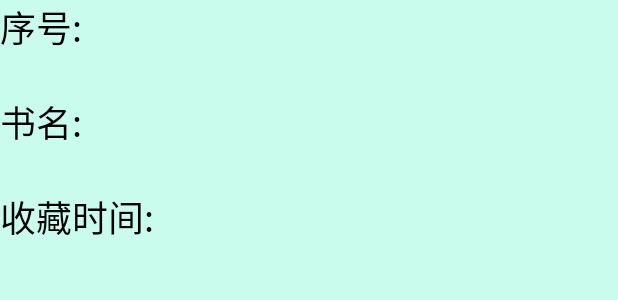
After one commit to lynnzc/GCD_Lib_Android, an Android app: the layout bookmarkitemlayout.xml on its own in the app's theme, with its tools: preview values and no code run, on a phone screen of 412 x 824 dp. The commit adds this screen. Shown: the top 300 px of the screen. Run offline under Robolectric (Android 15) with nearby library versions, the phone set to English and light mode, and no system bars.

Commit message:
update the stage of bookmark

```diff
--- a/src/main/java/app/cheng/gc/Data/WebAddress.java
+++ b/src/main/java/app/cheng/gc/Data/WebAddress.java
@@ -16,6 +16,7 @@ public class WebAddress {
     public final static String MODIFY_PAS = "http://lib.gdufe.edu.cn/opac/changepas.aspx";
     public final static String BOOKBORROWED = "http://lib.gdufe.edu.cn/opac/user/bookborrowed.aspx";
     public final static String BOOKBORROWEDHISTORY = "http://lib.gdufe.edu.cn/opac/user/bookborrowedhistory.aspx";
+    public final static String BOOKMARK = "http://lib.gdufe.edu.cn/opac/user/mybookshelf.aspx";
 
     public final static String USER_INFO_TRANS = "stu_info"; //用于传递用户信息
     public final static String USER_TRANS = "user_info";
--- a/src/main/java/app/cheng/gc/Fragment/HistoryFragment.java
+++ b/src/main/java/app/cheng/gc/Fragment/HistoryFragment.java
@@ -47,7 +47,7 @@ public class HistoryFragment extends Fragment {
                 @Override
                 public void onClick(View v) {
                     loadHistoryBookInfo = new LoadHistoryBookInfo();
-                    loadHistoryBookInfo.execute("下一页");
+                    loadHistoryBookInfo.execute("下一页", "上一页");
                 }
             });
 
@@ -55,7 +55,7 @@ public class HistoryFragment extends Fragment {
                 @Override
                 public void onClick(View v) {
                     loadHistoryBookInfo = new LoadHistoryBookInfo();
-                    loadHistoryBookInfo.execute("下一页", "上一页");
+                    loadHistoryBookInfo.execute("下一页");
                 }
             });
             loadHistoryBookInfo = new LoadHistoryBookInfo();
--- a/src/main/java/app/cheng/gc/TitleActionBar.java
+++ b/src/main/java/app/cheng/gc/TitleActionBar.java
@@ -30,6 +30,7 @@ import java.util.Map;
 
 import app.cheng.gc.Data.StudentInfo;
 import app.cheng.gc.Data.WebAddress;
+import app.cheng.gc.Fragment.BookmarkFragment;
 import app.cheng.gc.Fragment.BorrowedFragment;
 import app.cheng.gc.Fragment.HistoryFragment;
 import app.cheng.gc.Fragment.SearchFragment;
@@ -249,7 +250,7 @@ public class TitleActionBar extends ActionBarActivity {
                 fragment = new HistoryFragment();
                 break;
             case 3:
-                Toast.makeText(this, "还没做出来", Toast.LENGTH_SHORT).show();
+                fragment = new BookmarkFragment();
                 break;
             default:
                 break;
--- /dev/null
+++ b/src/main/res/layout/bookmarkitemlayout.xml
@@ -0,0 +1,51 @@
+<?xml version="1.0" encoding="utf-8"?>
+<LinearLayout xmlns:android="http://schemas.android.com/apk/res/android"
+    android:orientation="vertical"
+    android:layout_width="match_parent"
+    android:layout_height="match_parent"
+    android:background="#4951ffcc">
+    <TextView
+        android:layout_width="wrap_content"
+        android:layout_height="wrap_content"
+        android:id="@+id/item_bookmark_num"
+        android:text="@string/bookmark_num"
+        android:textSize="24sp"
+        android:textColor="#ff000000"/>
+    <TextView
+        android:layout_width="fill_parent"
+        android:layout_height="wrap_content"
+        android:id="@+id/bookmark_num"
+        android:layout_toRightOf="@id/item_bookmark_num"
+        android:textSize="20sp"
+        android:textColor="#ff000000"/>
+
+    <TextView
+        android:layout_width="wrap_content"
+        android:layout_height="wrap_content"
+        android:id="@+id/item_bookmark_name"
+        android:text="@string/bookmark_name"
+        android:textSize="24sp"
+        android:textColor="#ff000000"/>
+    <TextView
+        android:layout_width="fill_parent"
+        android:layout_height="wrap_content"
+        android:id="@+id/bookmark_name"
+        android:layout_toRightOf="@id/item_bookmark_name"
+        android:textSize="20sp"
+        android:textColor="#ff000000"/>
+
+    <TextView
+        android:layout_width="wrap_content"
+        android:layout_height="wrap_content"
+        android:id="@+id/item_bookmark_marktime"
+        android:text="@string/bookmark_marktime"
+        android:textSize="24sp"
+        android:textColor="#ff000000"/>
+    <TextView
+        android:layout_width="fill_parent"
+        android:layout_height="wrap_content"
+        android:id="@+id/bookmark_marktime"
+        android:layout_toRightOf="@id/item_bookmark_marktime"
+        android:textSize="20sp"
+        android:textColor="#ff000000"/>
+</LinearLayout>
--- a/src/main/res/values/strings.xml
+++ b/src/main/res/values/strings.xml
@@ -74,6 +74,11 @@
     <string name="history_book_type">图书类型: </string>
     <string name="history_book_loginnum">登陆号: </string>
 
+    <!--收藏-->
+    <string name="bookmark_num">序号: </string>
+    <string name="bookmark_name">书名: </string>
+    <string name="bookmark_marktime">收藏时间: </string>
+
     <string name="codeprompt">看不清，点击图片</string>
 
 </resources>
```
Also changed, not shown: src/main/java/app/cheng/gc/ClientAPI.java (+37 -0 lines), src/main/java/app/cheng/gc/Fragment/BookmarkFragment.java (added, +107 -0 lines), src/main/java/app/cheng/gc/Utils.java (+39 -0 lines), src/main/res/layout/bookmarklayout.xml (added, +30 -0 lines).
